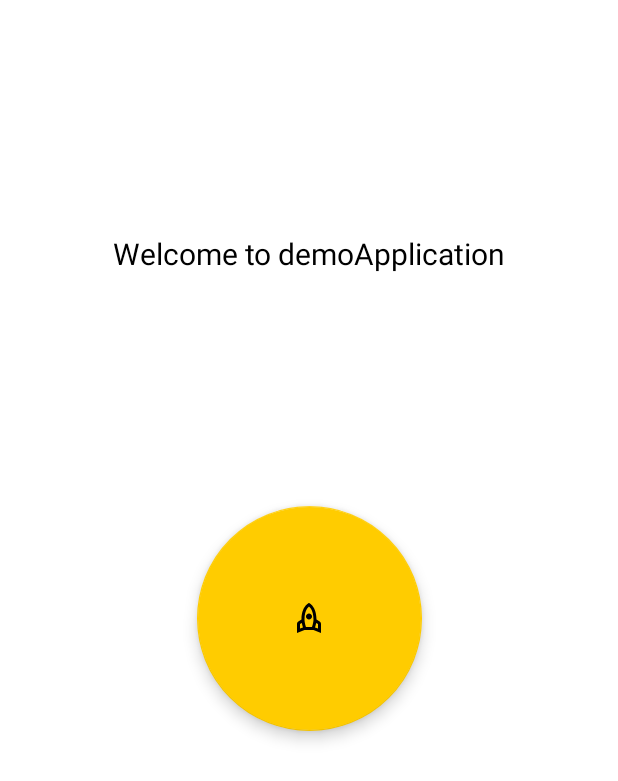
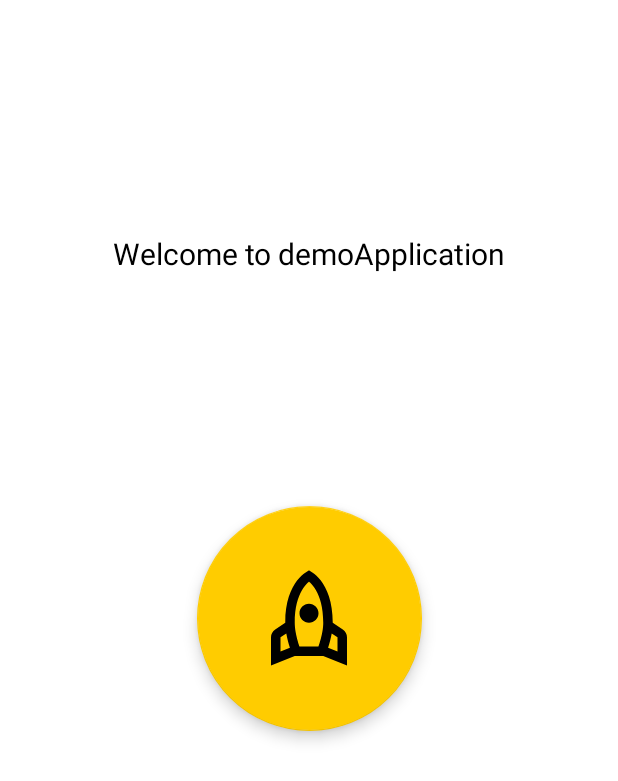
Before and after one commit to jithin8mathew/Tello_object_detection_demo_application, an Android app: the screen it shows after launch (MainActivity), on a phone screen of 412 x 824 dp. Shown: the top 781 px of the screen. Run offline under Robolectric (Android 15) with nearby library versions, the phone set to English and light mode, and no system bars.

Commit message:
Major development complete!

```diff
--- a/app/src/main/java/com/example/demoapplication/DetectionResult.java
+++ b/app/src/main/java/com/example/demoapplication/DetectionResult.java
@@ -198,7 +198,7 @@ public class DetectionResult extends View {
             jPaintTxt.setColor(Color.BLACK);
             jPaintTxt.setStrokeWidth(0);
             jPaintTxt.setStyle(Paint.Style.FILL_AND_STROKE);
-            jPaintTxt.setTextSize(12);
+            jPaintTxt.setTextSize(22);
             try {
                 canvas.drawText(String.format("%s %.2f", ImageProcessing.jClasses[result.classIndex], result.score), result.rect.left + TX, result.rect.top + TY, jPaintTxt);
             } catch (Exception e) {
--- a/app/src/main/res/layout/activity_main.xml
+++ b/app/src/main/res/layout/activity_main.xml
@@ -15,6 +15,7 @@
         android:background="@drawable/outline_rocket_24"
         android:elevation="10dp"
         android:gravity="center"
+        app:maxImageSize="76dp"
         app:fabCustomSize="150dp"
         app:backgroundTint="#ffcc00"
         app:srcCompat="@drawable/outline_rocket_24"
```
